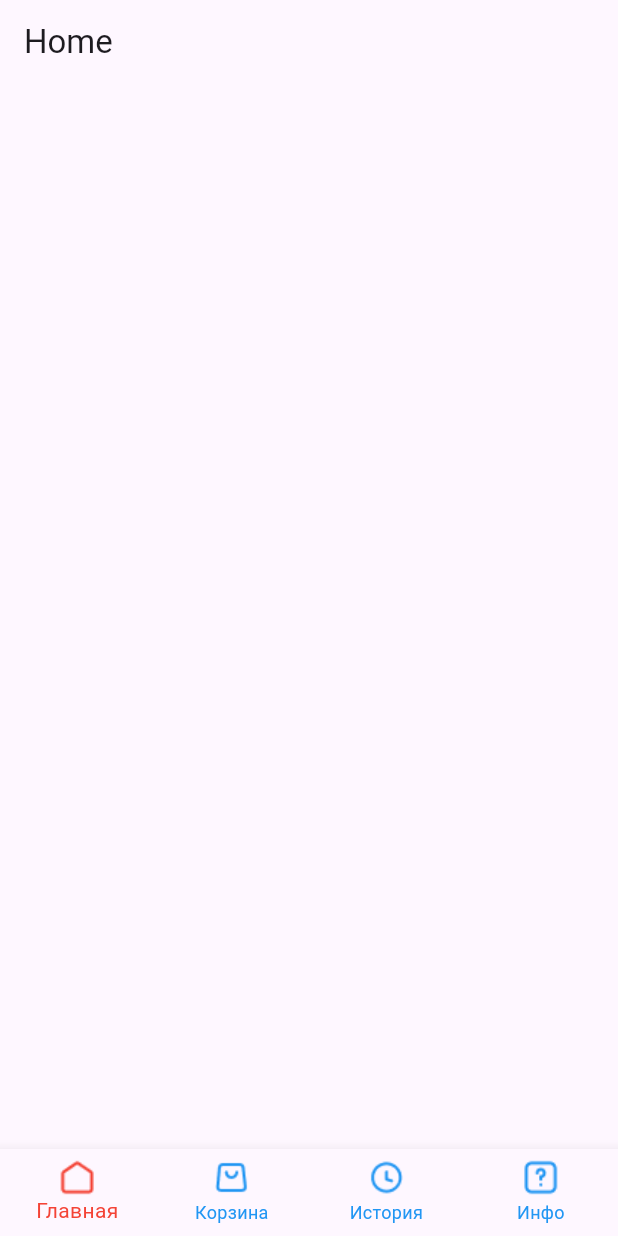
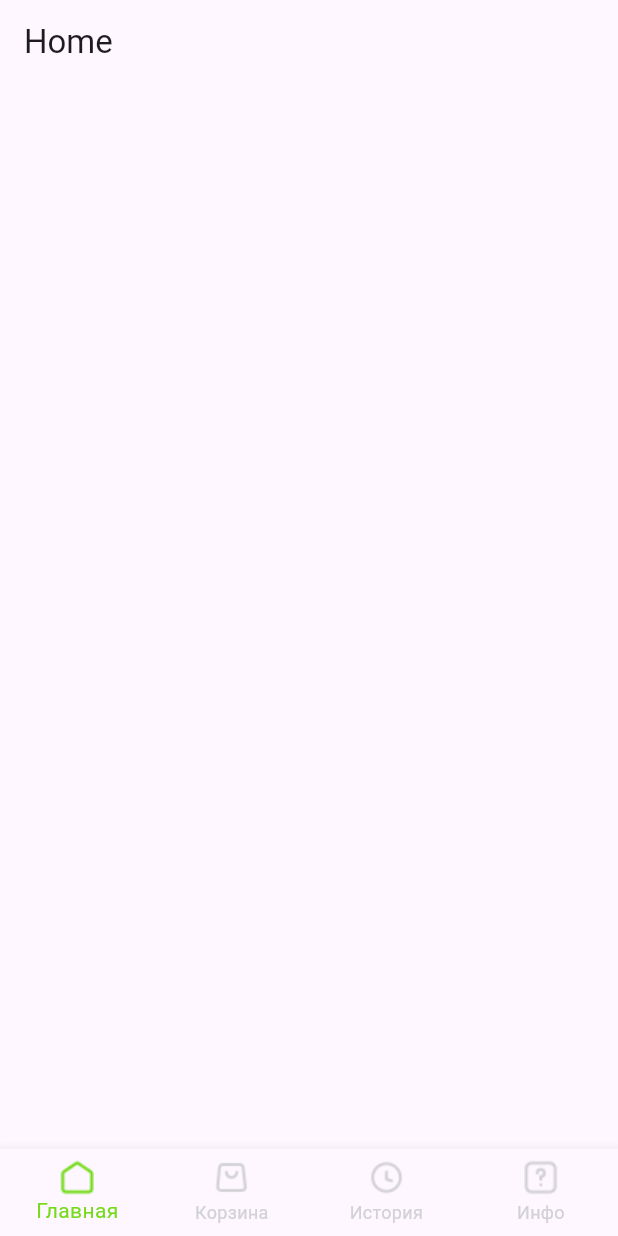
Before and after one commit to begimaikozhon/neobook_challenge, a Flutter app: the screen it shows after launch, on a phone screen of 412 x 824 dp. Run offline on Flutter 3.47's test engine with Material 3 defaults, Android fonts, the phone set to English and light mode, and no system bars.

Commit message:
finished bottom nav bar

```diff
--- a/lib/src/app/bottom_nav_bar.dart
+++ b/lib/src/app/bottom_nav_bar.dart
@@ -3,6 +3,7 @@ import 'package:neobook_challenge/src/screen/busket_screen.dart';
 import 'package:neobook_challenge/src/screen/history_screen.dart';
 import 'package:neobook_challenge/src/screen/home_screen.dart';
 import 'package:neobook_challenge/src/screen/info_screen.dart';
+import 'package:neobook_challenge/src/themes/app_colors.dart';
 
 class BottomNavBar extends StatefulWidget {
   const BottomNavBar({Key? key}) : super(key: key);
@@ -33,8 +34,8 @@ class _BottomNavBarState extends State<BottomNavBar> {
               topLeft: Radius.circular(20), topRight: Radius.circular(20)),
         ),
         child: BottomNavigationBar(
-          selectedItemColor: Colors.red,
-          unselectedItemColor: Colors.blue,
+          selectedItemColor: AppColors.green,
+          unselectedItemColor: AppColors.grey,
           type: BottomNavigationBarType.fixed,
           currentIndex: currentIndex,
           onTap: (index) => setState(() => currentIndex = index),
```
